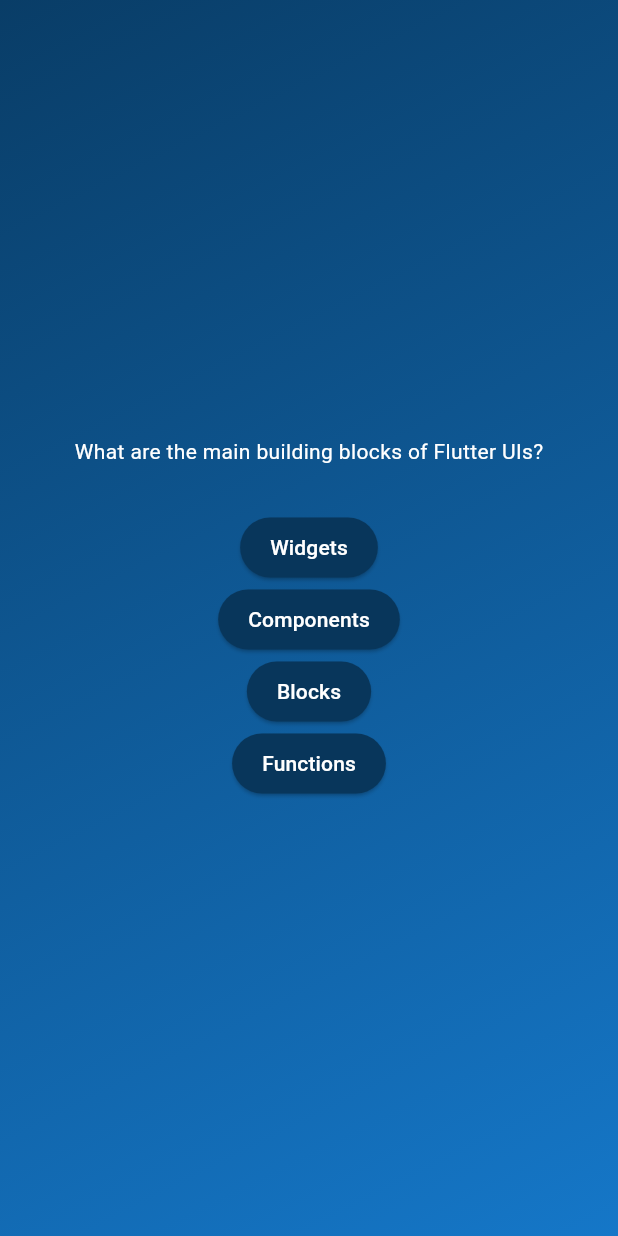
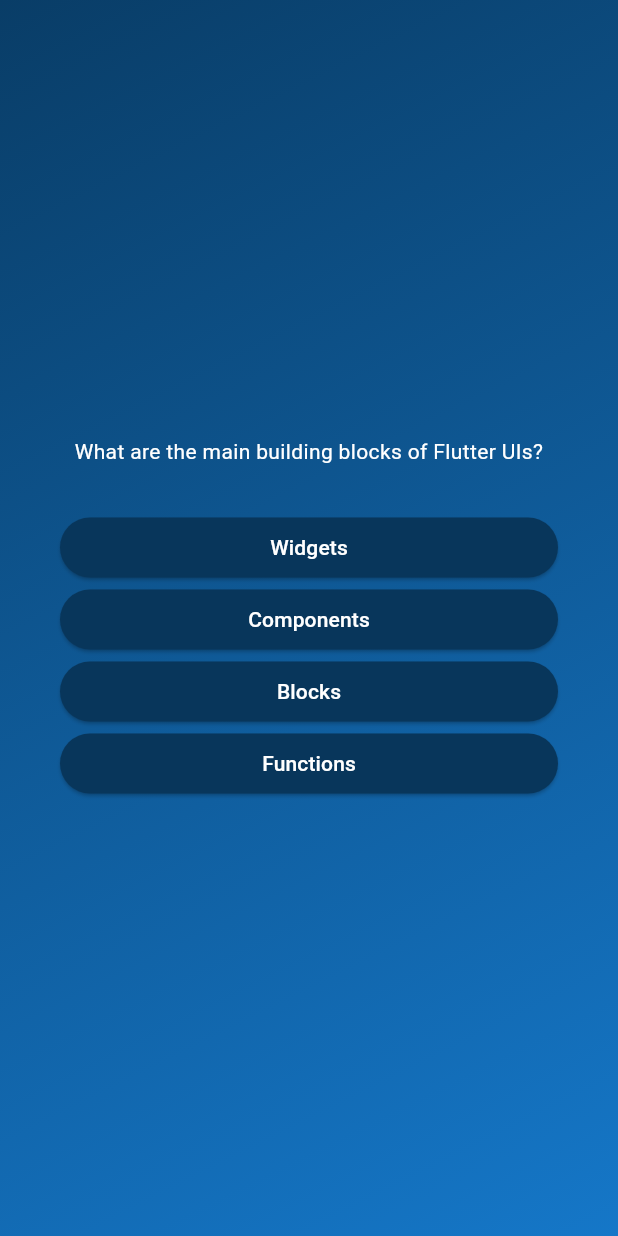
Before and after one commit to Lizdev-05/fun_flutter, a Flutter app: the screen it shows after launch, on a phone screen of 412 x 824 dp. Run offline on Flutter 3.47's test engine with Material 3 defaults, Android fonts, the phone set to English and light mode, and no system bars.

Commit message:
use alignment to style the container

```diff
--- a/lib/questions_screen.dart
+++ b/lib/questions_screen.dart
@@ -3,7 +3,7 @@
 import 'package:fun_flutter/data/questions.dart';
 
 class QuestionsScreen extends StatefulWidget {
-  QuestionsScreen({super.key});
+  const QuestionsScreen({super.key});
 
   @override
   State<QuestionsScreen> createState() => _QuestionsScreenState();
@@ -16,12 +16,16 @@
 
     return SizedBox(
       width: double.infinity,
+      child: Container(
+        margin: const EdgeInsets.all(40),
         child: Column(
           mainAxisAlignment: MainAxisAlignment.center,
+          crossAxisAlignment: CrossAxisAlignment.stretch,
           children: [
             Text(
               currentQuestion.text,
               style: const TextStyle(color: Colors.white),
+              textAlign: TextAlign.center,
             ),
             const SizedBox(height: 30),
             ...currentQuestion.answers.map((answer) {
@@ -29,6 +33,7 @@
             }),
           ],
         ),
+      ),
     );
   }
 }
--- a/lib/quiz.dart
+++ b/lib/quiz.dart
@@ -36,9 +36,9 @@
   Widget build(BuildContext context) {
     //Third way of rendenring statement consitionally
     // Widget screenWidget = StartScreen(switchScreen);
-    Widget screenWidget = QuestionsScreen();
+    Widget screenWidget = const QuestionsScreen();
     if (activeScreen == "questions-screen") {
-      screenWidget = QuestionsScreen();
+      screenWidget = const QuestionsScreen();
     }
 
     return MaterialApp(
```
Lines whose indentation alone changed are shown as unchanged.
